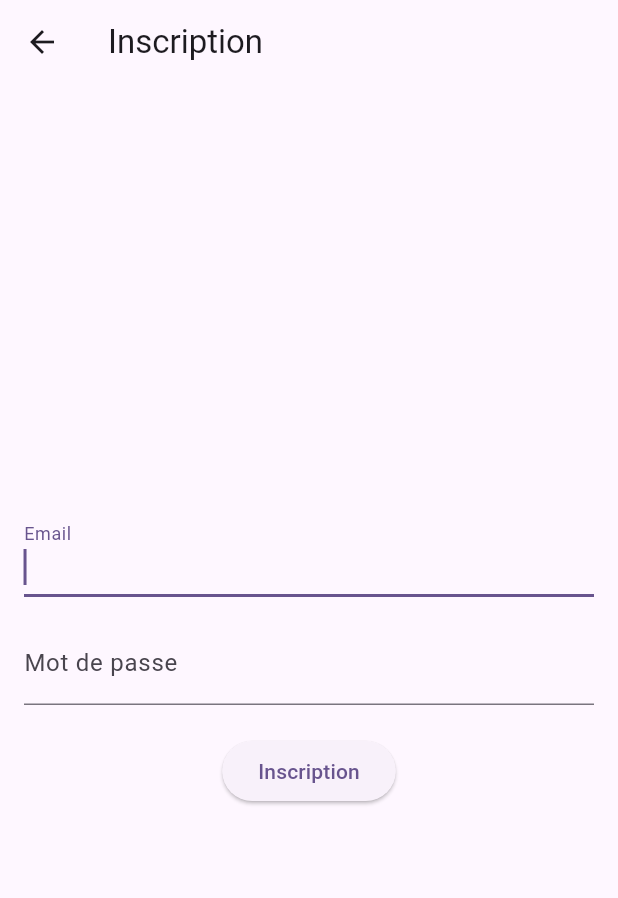
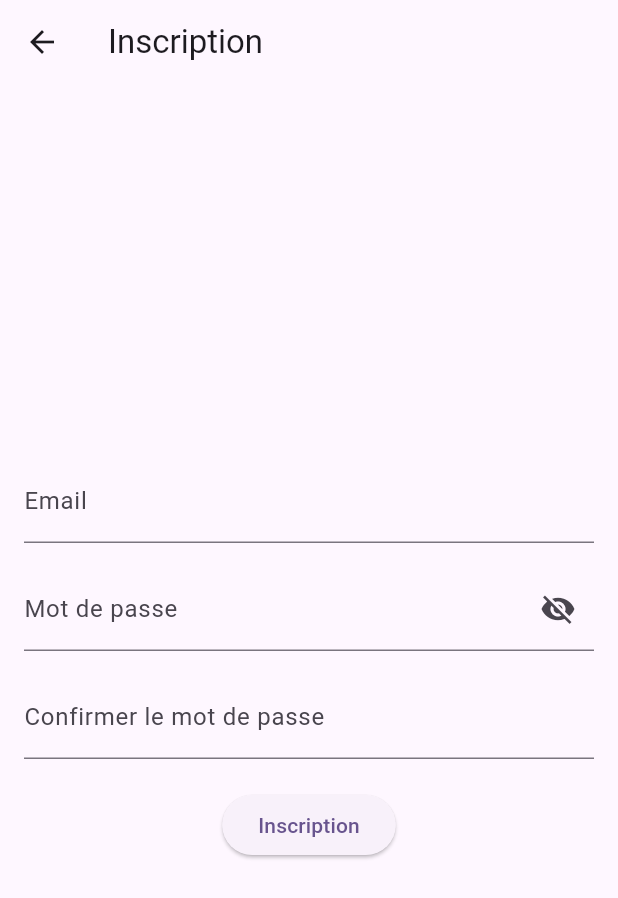
Before and after one commit to PavelDelhomme/flutter_budget_management, a Flutter app: the screen it shows after launch, after a tap on "Pas de compte ? Inscrivez-vous !", on a phone screen of 412 x 824 dp. Shown: the top 898 px of the screen. Run offline on Flutter 3.47's test engine with Material 3 defaults, Android fonts, the phone set to English and light mode, and no system bars; our stand-ins replace another_flushbar, cloud_firestore, firebase_auth, firebase_core, firebase_storage, flutter_map and 7 more; missing offline and left inert: nominatim_geocoding; accounts and stored records are empty.

Commit message:
Gestion de l'affichage ou non des mot de passe avec bouton de visibilité

```diff
--- a/lib/views/authentication/connexion_view.dart
+++ b/lib/views/authentication/connexion_view.dart
@@ -22,6 +22,7 @@ class ConnexionViewState extends State<ConnexionView> {
   final _passwordFocusNode = FocusNode();
   final _auth = FirebaseAuth.instance;
   bool _isLoading = false;
+  bool _isPasswordVisible = false;
 
   @override
   void initState() {
@@ -31,6 +32,8 @@ class ConnexionViewState extends State<ConnexionView> {
 
   @override
   void dispose() {
+    _emailController.dispose();
+    _passwordController.dispose();
     _emailFocusNode.dispose();
     _passwordFocusNode.dispose();
     super.dispose();
@@ -116,8 +119,20 @@ class ConnexionViewState extends State<ConnexionView> {
               TextFormField(
                 controller: _passwordController,
                 focusNode: _passwordFocusNode,
-                decoration: const InputDecoration(labelText: 'Mot de passe'),
-                obscureText: true,
+                obscureText: !_isPasswordVisible,
+                decoration: InputDecoration(
+                  labelText: 'Mot de passe',
+                  suffixIcon: IconButton(
+                    icon: Icon(
+                      _isPasswordVisible ? Icons.visibility : Icons.visibility_off,
+                    ),
+                    onPressed: () {
+                      setState(() {
+                        _isPasswordVisible = !_isPasswordVisible;
+                      });
+                    },
+                  ),
+                ),
                 textInputAction: TextInputAction.done,
                 onFieldSubmitted: (_) => _signIn,
                 validator: (value) {
--- a/lib/views/authentication/inscription_view.dart
+++ b/lib/views/authentication/inscription_view.dart
@@ -14,23 +14,24 @@ class InscriptionView extends StatefulWidget {
 class InscriptionViewState extends State<InscriptionView> {
   final _emailController = TextEditingController();
   final _passwordController = TextEditingController();
+  final _confirmPasswordController = TextEditingController();
   final _emailFocusNode = FocusNode();
   final _passwordFocusNode = FocusNode();
+  final _confirmPasswordFocusNode = FocusNode();
   final _formKey = GlobalKey<FormState>();
   final _db = FirebaseFirestore.instance;
   final _auth = FirebaseAuth.instance;
   bool _isLoading = false;
-
-  @override
-  void initState() {
-    super.initState();
-    _emailFocusNode.requestFocus();
-  }
+  bool _isPasswordVisible = false;
 
   @override
   void dispose() {
+    _emailController.dispose();
+    _passwordController.dispose();
+    _confirmPasswordController.dispose();
     _emailFocusNode.dispose();
     _passwordFocusNode.dispose();
+    _confirmPasswordFocusNode.dispose();
     super.dispose();
   }
 
@@ -40,8 +41,7 @@ class InscriptionViewState extends State<InscriptionView> {
         _isLoading = true;
       });
       try {
-        UserCredential userCredential = await _auth
-            .createUserWithEmailAndPassword(
+        UserCredential userCredential = await _auth.createUserWithEmailAndPassword(
           email: _emailController.text.trim(),
           password: _passwordController.text.trim(),
         );
@@ -54,11 +54,9 @@ class InscriptionViewState extends State<InscriptionView> {
 
         await _db.collection('users').doc(newUser.id).set(newUser.toMap());
 
-        // Ajouter des catégories par défaut pour l'utilisateur
         await createDefaultCategories(newUser.id);
 
         if (mounted) {
-          // Après l'inscription, rediriger vers l'écran principal
           Navigator.of(context).pushReplacementNamed("/home");
         }
       } on FirebaseAuthException catch (e) {
@@ -112,13 +110,41 @@ class InscriptionViewState extends State<InscriptionView> {
               TextFormField(
                 controller: _passwordController,
                 focusNode: _passwordFocusNode,
-                decoration: const InputDecoration(labelText: 'Mot de passe'),
-                obscureText: true,
-                textInputAction: TextInputAction.done,
-                onFieldSubmitted: (_) => _signUp,
+                obscureText: !_isPasswordVisible,
+                decoration: InputDecoration(
+                  labelText: 'Mot de passe',
+                  suffixIcon: IconButton(
+                    icon: Icon(
+                      _isPasswordVisible ? Icons.visibility : Icons.visibility_off,
+                    ),
+                    onPressed: () {
+                      setState(() {
+                        _isPasswordVisible = !_isPasswordVisible;
+                      });
+                    },
+                  ),
+                ),
+                textInputAction: TextInputAction.next,
                 validator: (value) {
                   if (value == null || value.isEmpty) {
                     return 'Veuillez entrer un mot de passe.';
+                  }
+                  if (value.length < 6) {
+                    return 'Le mot de passe doit comporter au moins 6 caractères.';
+                  }
+                  return null;
+                },
+              ),
+              const SizedBox(height: 16.0),
+              TextFormField(
+                controller: _confirmPasswordController,
+                focusNode: _confirmPasswordFocusNode,
+                obscureText: !_isPasswordVisible,
+                decoration: const InputDecoration(labelText: 'Confirmer le mot de passe'),
+                textInputAction: TextInputAction.done,
+                validator: (value) {
+                  if (value != _passwordController.text) {
+                    return 'Les mots de passe ne correspondent pas.';
                   }
                   return null;
                 },
```
